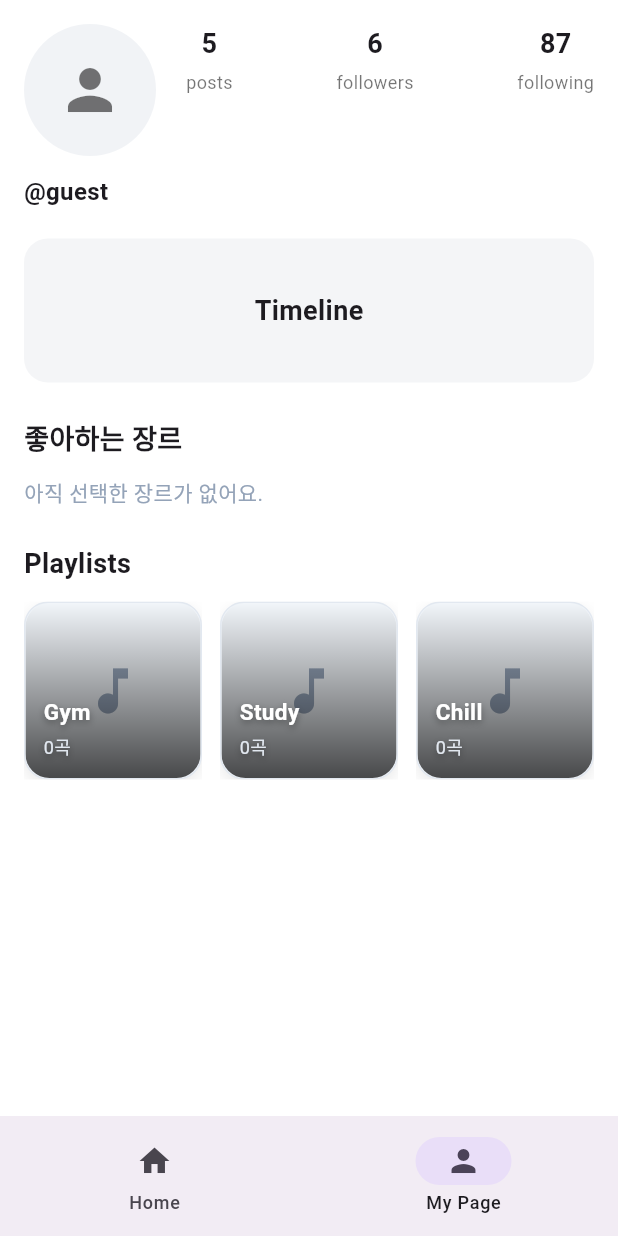
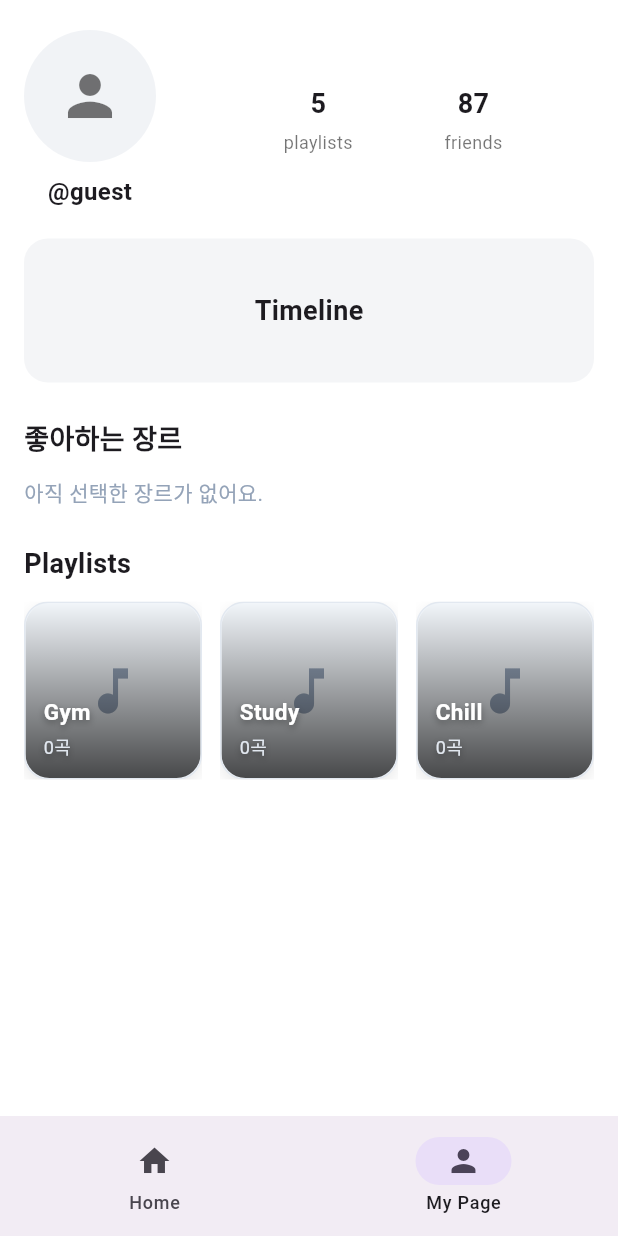
Before and after one commit to keumchaewon/madcamp_week1_HSJ-Lab, a Flutter app: the screen it shows once a user with an empty profile is signed in, item 2 of the bottom bar chosen, on a phone screen of 412 x 824 dp. Run offline on Flutter 3.47's test engine with Material 3 defaults, Android fonts, the phone set to English and light mode, and no system bars; our stand-ins replace cloud_firestore, firebase_auth, firebase_core, google_sign_in; accounts and stored records are empty; network calls fail.

Commit message:
friends로 수정

```diff
--- a/lib/ui/screens/my_page_screen.dart
+++ b/lib/ui/screens/my_page_screen.dart
@@ -26,38 +26,42 @@ class MyPageScreen extends StatelessWidget {
       backgroundColor: Colors.white,
       body: SafeArea(
         child: SingleChildScrollView(
-          padding: const EdgeInsets.fromLTRB(padding, 16, padding, 24),
+          padding: const EdgeInsets.fromLTRB(padding, 20, padding, 24),
           child: Column(
             crossAxisAlignment: CrossAxisAlignment.start,
             children: [
               Row(
-                crossAxisAlignment: CrossAxisAlignment.start,
+                crossAxisAlignment: CrossAxisAlignment.center,
                 children: [
-                  const CircleAvatar(
-                    radius: 44,
-                    backgroundColor: Color(0xFFF1F3F6),
-                    child: Icon(Icons.person, size: 44, color: Colors.black54),
+                  Column(
+                    children: [
+                      const CircleAvatar(
+                        radius: 44,
+                        backgroundColor: Color(0xFFF1F3F6),
+                        child:
+                            Icon(Icons.person, size: 44, color: Colors.black54),
+                      ),
+                      const SizedBox(height: 8),
+                      Text(
+                        '@$username',
+                        style: const TextStyle(
+                          fontSize: 16,
+                          fontWeight: FontWeight.w600,
+                        ),
+                      ),
+                    ],
                   ),
-                  const SizedBox(width: 20),
+                  const SizedBox(width: 24),
                   Expanded(
                     child: Row(
-                      mainAxisAlignment: MainAxisAlignment.spaceBetween,
+                      mainAxisAlignment: MainAxisAlignment.spaceEvenly,
                       children: const [
-                        _StatItem(label: 'posts', value: _posts),
-                        _StatItem(label: 'followers', value: _followers),
-                        _StatItem(label: 'following', value: _following),
+                        _StatItem(label: 'playlists', value: _posts),
+                        _StatItem(label: 'friends', value: _following),
                       ],
                     ),
                   ),
                 ],
-              ),
-              const SizedBox(height: 12),
-              Text(
-                '@$username',
-                style: const TextStyle(
-                  fontSize: 16,
-                  fontWeight: FontWeight.w600,
-                ),
               ),
               const SizedBox(height: 20),
               Material(
```
